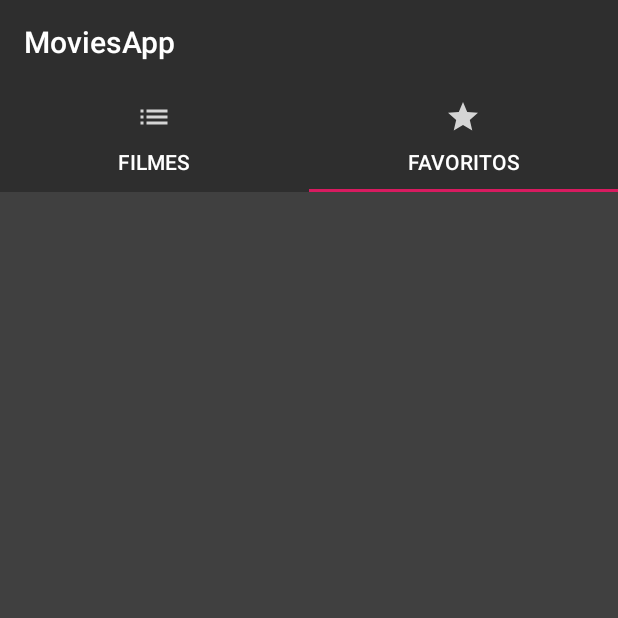
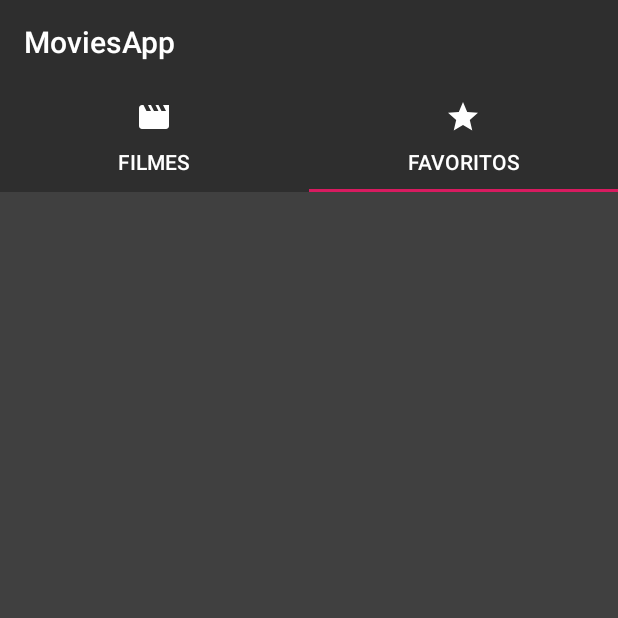
Before and after one commit to rodolfoggp/MoviesApp, an Android app: the screen it shows after launch (TabbedActivity), tab 2 chosen, on a phone screen of 412 x 824 dp, the top half of it. Run offline under Robolectric (Android 15) with nearby library versions, the phone set to English and light mode, and no system bars; libraries missing offline, so code that uses them is left out: com.jakewharton.threetenabp; 4 statements that could not run were skipped.

Commit message:
Fixed icons on TabbedActivity

```diff
--- a/app/src/main/java/com/rodolfogusson/testepag/view/tabbed/TabbedActivity.kt
+++ b/app/src/main/java/com/rodolfogusson/testepag/view/tabbed/TabbedActivity.kt
@@ -4,6 +4,7 @@ import android.os.Bundle
 import androidx.appcompat.app.AppCompatActivity
 import androidx.core.content.ContextCompat
 import com.rodolfogusson.testepag.R
+import com.rodolfogusson.testepag.infrastructure.ui.UIUtils
 import com.rodolfogusson.testepag.view.tabbed.adapter.TabbedPagerAdapter
 import kotlinx.android.synthetic.main.activity_main.*
 
@@ -29,11 +30,13 @@ class TabbedActivity : AppCompatActivity() {
                 this
             )
         tabs.setupWithViewPager(viewpager)
-        tabs.getTabAt(0)?.icon = ContextCompat.getDrawable(this,
-            R.drawable.list
+        tabs.getTabAt(0)?.icon = ContextCompat.getDrawable(
+            this,
+            R.drawable.movies
         )
-        tabs.getTabAt(1)?.icon = ContextCompat.getDrawable(this,
-            R.drawable.favorite
+        tabs.getTabAt(1)?.icon = ContextCompat.getDrawable(
+            this,
+            R.drawable.favorites
         )
     }
 }
--- a/app/src/main/res/drawable-anydpi/favorite.xml
+++ b/app/src/main/res/drawable-anydpi/favorites.xml
@@ -4,7 +4,7 @@
     android:viewportWidth="24"
     android:viewportHeight="24"
     android:tint="#FFFFFF"
-    android:alpha="0.8">
+    android:alpha="1.0">
     <path
         android:fillColor="#FF000000"
         android:pathData="M12,17.27L18.18,21l-1.64,-7.03L22,9.24l-7.19,-0.61L12,2 9.19,8.63 2,9.24l5.46,4.73L5.82,21z"/>
--- a/app/src/main/res/drawable-anydpi/list.xml
+++ b/app/src/main/res/drawable-anydpi/movies.xml
@@ -4,8 +4,8 @@
     android:viewportWidth="24"
     android:viewportHeight="24"
     android:tint="#FFFFFF"
-    android:alpha="0.8">
+    android:alpha="1.0">
     <path
         android:fillColor="#FF000000"
-        android:pathData="M3,13h2v-2L3,11v2zM3,17h2v-2L3,15v2zM3,9h2L5,7L3,7v2zM7,13h14v-2L7,11v2zM7,17h14v-2L7,15v2zM7,7v2h14L21,7L7,7z"/>
+        android:pathData="M18,4l2,4h-3l-2,-4h-2l2,4h-3l-2,-4H8l2,4H7L5,4H4c-1.1,0 -1.99,0.9 -1.99,2L2,18c0,1.1 0.9,2 2,2h16c1.1,0 2,-0.9 2,-2V4h-4z"/>
 </vector>
--- a/app/src/main/res/layout/activity_main.xml
+++ b/app/src/main/res/layout/activity_main.xml
@@ -25,7 +25,6 @@
                 android:id="@+id/movies_tab"
                 android:layout_width="wrap_content"
                 android:layout_height="wrap_content"
-                android:icon="@drawable/list"
                 android:text="@string/movies"
                 />
 
@@ -33,7 +32,6 @@
                 android:id="@+id/favorites_tab"
                 android:layout_width="wrap_content"
                 android:layout_height="wrap_content"
-                android:icon="@drawable/favorite"
                 android:text="@string/favorites"
                 />
         </com.google.android.material.tabs.TabLayout>
```
Also changed, not shown: app/src/main/java/com/rodolfogusson/testepag/infrastructure/ui/UIUtils.kt (line endings or trailing spaces), app/src/main/res/drawable-hdpi/favorites.png (renamed from app/src/main/res/drawable-hdpi/favorite.png), app/src/main/res/drawable-hdpi/list.png (deleted), app/src/main/res/drawable-hdpi/movies.png (added), app/src/main/res/drawable-mdpi/favorites.png (renamed from app/src/main/res/drawable-mdpi/favorite.png), app/src/main/res/drawable-mdpi/list.png (deleted), app/src/main/res/drawable-mdpi/movies.png (added), app/src/main/res/drawable-xhdpi/favorites.png (renamed from app/src/main/res/drawable-xhdpi/favorite.png), app/src/main/res/drawable-xhdpi/list.png (deleted), app/src/main/res/drawable-xhdpi/movies.png (added), app/src/main/res/drawable-xxhdpi/favorites.png (renamed from app/src/main/res/drawable-xxhdpi/favorite.png), app/src/main/res/drawable-xxhdpi/list.png (deleted), app/src/main/res/drawable-xxhdpi/movies.png (added).
